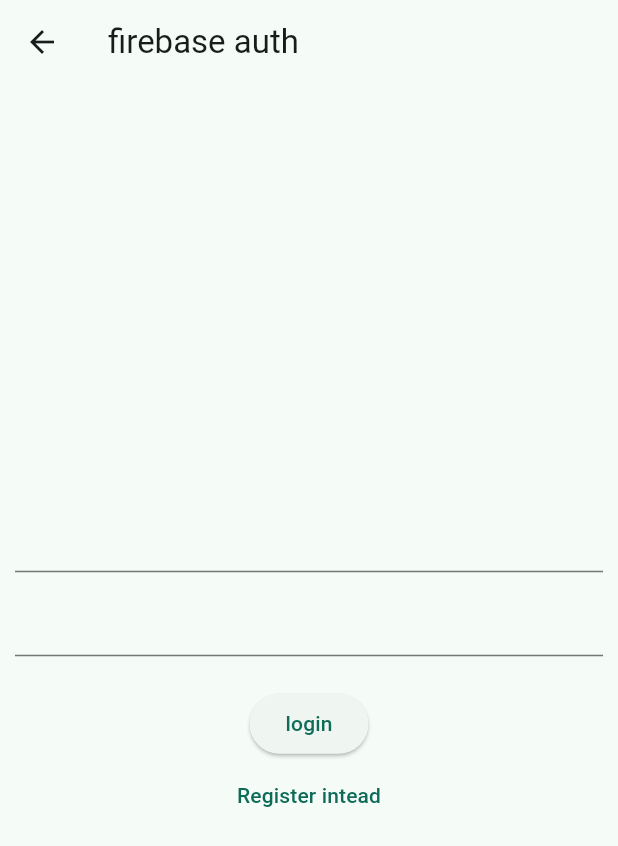
After one commit to raffaji/flutterapp, a Flutter app: the LoginPage screen opened directly, on a phone screen of 412 x 824 dp. The commit adds this screen. Shown: the top 846 px of the screen. Run offline on Flutter 3.47's test engine with Material 3 defaults, Android fonts, the phone set to English and light mode, and no system bars; our stand-ins replace bloc, firebase_auth, firebase_core, flutter_bloc, flutter_dotenv, flutter_map and 1 more; accounts and stored records are empty.

Commit message:
front end of Login page

```diff
--- /dev/null
+++ b/lib/Pages/login_register_pager.dart
@@ -0,0 +1,105 @@
+
+import 'package:firebase_auth/firebase_auth.dart';
+import 'auth.dart';
+import 'package:flutter/material.dart';
+
+class LoginPage extends StatefulWidget{
+  const LoginPage({Key? key}) : super(key: key);
+
+@override
+  State<StatefulWidget> createState() => _LoginPageState();
+
+}
+class _LoginPageState extends State<LoginPage>{
+  String? errorMessage= '';
+  bool isLogin = true;
+
+  final TextEditingController _controllerEmail = TextEditingController();
+  final TextEditingController _controllerPassword = TextEditingController();
+
+
+Future<void> signInWithEmailAndPassword() async{
+  try{
+    await Auth().signInWithEmailAndPassword(email: _controllerEmail.text,
+     password:_controllerPassword.text,
+    );
+  }
+  on FirebaseAuthException catch(e){
+    setState(() {
+      errorMessage = e.message;
+    });
+  }
+  }
+  Future<void> createUserWithEmailAndPassword() async{
+  try{
+    await Auth().createUserWithEmailAndPassword(email: _controllerEmail.text,
+     password:_controllerPassword.text,
+    );
+  }
+  on FirebaseAuthException catch(e){
+    setState(() {
+      errorMessage = e.message;
+    });
+  }
+  }
+
+Widget _title(){
+  return const Text('firebase auth');
+}
+
+Widget _entryfield(
+  String tile,
+  TextEditingController controller,
+){
+  return TextField(
+    controller: controller,
+    decoration: InputDecoration(
+      labelText: '',
+    ),
+  );
+}
+
+Widget _errorMessage (){
+  return Text(errorMessage == ''? '': ' humm ? $errorMessage');
+}
+Widget _submitButton(){
+  return ElevatedButton(onPressed: isLogin ? signInWithEmailAndPassword : createUserWithEmailAndPassword,
+   child: Text( isLogin? 'login': 'Register' ),
+   );
+}
+
+Widget _loginOrRegistrationButton(){
+  return TextButton(onPressed: (){
+    setState(() {
+      isLogin = !isLogin;
+    });
+
+  }, child: Text(isLogin? 'Register intead': 'Login instead'),
+  );
+}
+
+@override
+    Widget build(BuildContext context) {
+    return Scaffold(
+     appBar: AppBar(
+      title: _title(),
+     ),
+     body: Container(
+      height: double.infinity,
+      width: double.infinity,
+      padding: const EdgeInsets.all(10),
+      child: Column(
+        crossAxisAlignment: CrossAxisAlignment.center,
+        mainAxisAlignment: MainAxisAlignment.center,
+        children: <Widget>[
+          _entryfield('email', _controllerEmail),
+          _entryfield('password', _controllerPassword),
+          _errorMessage(),
+          _submitButton(),
+          _loginOrRegistrationButton(),
+        ],
+      ),
+     ),
+    );
+}
+  }
--- a/pubspec.yaml
+++ b/pubspec.yaml
@@ -39,6 +39,7 @@ dependencies:
   cupertino_icons: ^1.0.8
   flutter_bloc: ^8.1.6
   firebase_core: 3.6.0
+  firebase_auth: ^5.3.1
 
 
 
```
Also changed, not shown: lib/Pages/auth.dart (added, +36 -0 lines), lib/Pages/home_page.dart (added, +45 -0 lines), lib/Pages/widget_tree.dart (added, +26 -0 lines), lib/main.dart (+5 -3 lines), 1 other file.
